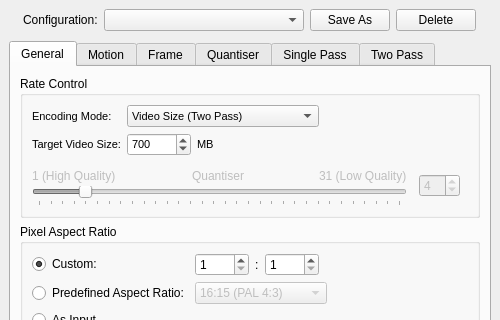
Old version of the form branches/avidemux_2.5_branch_gruntster/plugins/ADM_videoEncoder/ADM_vidEnc_xvid/qt4/xvidConfigDialog.ui in the repository BackupTheBerlios/avidemux-svn; both pictures show x 0 to 500 and y 0 to 320 of the 500 by 603 pixel window.
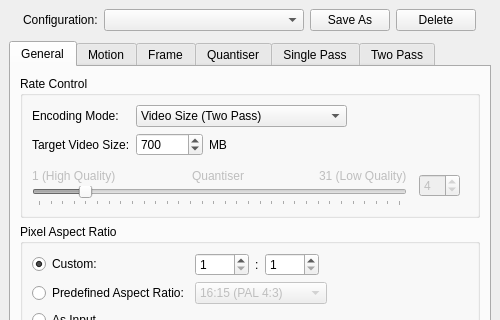
New version of the form.

Commit message: [x264/xvid] don't explicitly set the font family on Qt dialogs

Diff of the .ui file:
```diff
--- a/branches/avidemux_2.5_branch_gruntster/plugins/ADM_videoEncoder/ADM_vidEnc_xvid/qt4/xvidConfigDialog.ui
+++ b/branches/avidemux_2.5_branch_gruntster/plugins/ADM_videoEncoder/ADM_vidEnc_xvid/qt4/xvidConfigDialog.ui
@@ -144,17 +144,6 @@
             </property>
             <item row="1" column="0" >
              <widget class="QLabel" name="targetRateControlLabel1" >
-              <property name="font" >
-               <font>
-                <family>MS Shell Dlg 2</family>
-                <pointsize>8</pointsize>
-                <weight>50</weight>
-                <italic>false</italic>
-                <bold>false</bold>
-                <underline>false</underline>
-                <strikeout>false</strikeout>
-               </font>
-              </property>
               <property name="text" >
                <string>Target Video Size:</string>
               </property>
@@ -170,17 +159,6 @@
               </property>
               <item>
                <widget class="QComboBox" name="encodingModeComboBox" >
-                <property name="font" >
-                 <font>
-                  <family>MS Shell Dlg 2</family>
-                  <pointsize>8</pointsize>
-                  <weight>50</weight>
-                  <italic>false</italic>
-                  <bold>false</bold>
-                  <underline>false</underline>
-                  <strikeout>false</strikeout>
-                 </font>
-                </property>
                 <property name="currentIndex" >
                  <number>2</number>
                 </property>
@@ -223,17 +201,6 @@
             </item>
             <item row="0" column="0" >
              <widget class="QLabel" name="label" >
-              <property name="font" >
-               <font>
-                <family>MS Shell Dlg 2</family>
-                <pointsize>8</pointsize>
-                <weight>50</weight>
-                <italic>false</italic>
-                <bold>false</bold>
-                <underline>false</underline>
-                <strikeout>false</strikeout>
-               </font>
-              </property>
               <property name="text" >
                <string>Encoding Mode:</string>
               </property>
@@ -249,17 +216,6 @@
               </property>
               <item>
                <widget class="QSpinBox" name="targetRateControlSpinBox" >
-                <property name="font" >
-                 <font>
-                  <family>MS Shell Dlg 2</family>
-                  <pointsize>8</pointsize>
-                  <weight>50</weight>
-                  <italic>false</italic>
-                  <bold>false</bold>
-                  <underline>false</underline>
-                  <strikeout>false</strikeout>
-                 </font>
-                </property>
                 <property name="prefix" >
                  <string/>
                 </property>
@@ -273,17 +229,6 @@
               </item>
               <item>
                <widget class="QLabel" name="targetRateControlLabel2" >
-                <property name="font" >
-                 <font>
-                  <family>MS Shell Dlg 2</family>
-                  <pointsize>8</pointsize>
-                  <weight>50</weight>
-                  <italic>false</italic>
-                  <bold>false</bold>
-                  <underline>false</underline>
-                  <strikeout>false</strikeout>
-                 </font>
-                </property>
                 <property name="text" >
                  <string>MB</string>
                 </property>
```
The commit also changes 1 other file.
